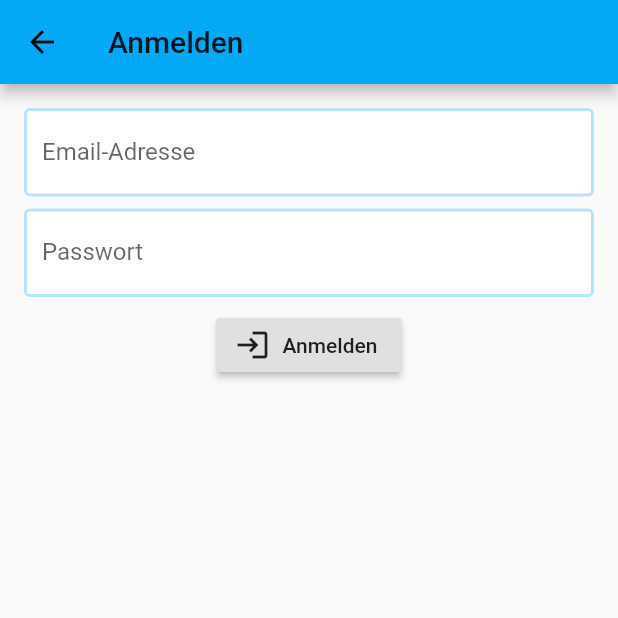
After one commit to gastorio/gastorio, a Flutter app: the SignIn screen opened by its route, on a phone screen of 412 x 824 dp, the top half of it. The commit adds this screen. Run offline on Flutter 3.47's test engine with Material 2 defaults, Android fonts, the phone set to English and light mode, and no system bars.

Commit message:
- DefaultTheme eingebunden (const.dart) - Login Seite angefangen

```diff
--- a/lib/const/const.dart
+++ b/lib/const/const.dart
@@ -2,16 +2,44 @@ import 'package:flutter/material.dart';
 
 //Navigation
 //Routes
-String restaurantShow = 'RestaurantShow';
+String restaurantShowScreen = 'RestaurantShow';
+String signInScreen = 'SignInScreen';
+String registerScreen = 'RegisterScreen';
 
+//TextInputDecoration
+InputDecoration gastorioTextInputDeco = InputDecoration(
+  fillColor: Colors.white,
+  filled: true,
+  enabledBorder: OutlineInputBorder(
+    borderSide: BorderSide(
+      width: 2.0,
+      color: primaryColorLight,
+    ),
+  ),
+  focusedBorder: OutlineInputBorder(
+    borderSide: BorderSide(
+      width: 2.0,
+      color: accentColor,
+    ),
+  ),
+);
 
 //Theme
+Color primaryColor = Colors.lightBlue[500];
+Color primaryColorLight = Colors.lightBlue[100];
+Color primaryColorDark = Colors.lightBlue[700];
+Color accentColor = Colors.red[500];
+Color dividerColor = Colors.grey[400];
+TextStyle primaryText = TextStyle(color: Colors.grey[900]);
+TextStyle secondaryText = TextStyle(color: Colors.grey[600]);
+TextStyle iconsText = TextStyle(color: Colors.white);
+
 ThemeData gastorioTheme = ThemeData(
-  primaryColor: Colors.lightBlue[500],
-  primaryColorLight: Colors.lightBlue[100],
-  accentColor: Colors.red[500],
-  dividerColor: Colors.grey[400],
-  primaryColorDark: Colors.lightBlue[700],
+  primaryColor: primaryColor,
+  primaryColorLight: primaryColorLight,
+  primaryColorDark: primaryColorDark,
+  accentColor: accentColor,
+  dividerColor: dividerColor,
   textTheme: TextTheme(
     headline1: primaryText,
     headline2: primaryText,
@@ -25,15 +53,3 @@ ThemeData gastorioTheme = ThemeData(
     bodyText2: primaryText,
   ),
 );
-
-TextStyle primaryText = TextStyle(
-    color: Colors.grey[900]
-);
-
-TextStyle secondaryText = TextStyle(
-    color: Colors.grey[600]
-);
-
-TextStyle iconsText = TextStyle(
-    color: Colors.white
-);
--- /dev/null
+++ b/lib/screens/authentification/sign_in.dart
@@ -0,0 +1,45 @@
+import 'package:flutter/material.dart';
+import 'package:gastorio/const/const.dart';
+
+class SignIn extends StatelessWidget {
+  @override
+  Widget build(BuildContext context) {
+    return Scaffold(
+      appBar: AppBar(
+        title: Text('Anmelden'),
+        actions: [],
+      ),
+      body: Padding(
+        padding: const EdgeInsets.all(16.0),
+        child: Column(
+          children: [
+            TextFormField(
+              decoration: gastorioTextInputDeco.copyWith(
+                hintText: 'Email-Adresse',
+                labelText: 'Email-Adresse',
+              ),
+            ),
+            SizedBox(
+              height: 8.0,
+            ),
+            TextFormField(
+              decoration: gastorioTextInputDeco.copyWith(
+                hintText: 'Passwort',
+                labelText: 'Passwort',
+              ),
+              obscureText: true,
+            ),
+            SizedBox(
+              height: 8.0,
+            ),
+            RaisedButton.icon(
+              onPressed: () {},
+              icon: Icon(Icons.login),
+              label: Text('Anmelden'),
+            )
+          ],
+        ),
+      ),
+    );
+  }
+}
```
Also changed, not shown: lib/main.dart (+10 -4 lines), lib/screens/authentification/register.dart (added, +8 -0 lines), lib/screens/home/home.dart (+6 -9 lines), lib/screens/wrapper.dart (added), 1 other file.
